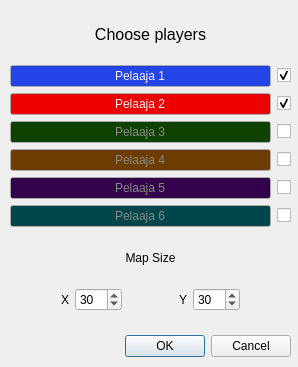
The window that Game/startdialog.ui (Moisiov/TIE-02402_Ohjelmointi_3) describes before a commit, drawn with Qt 5.
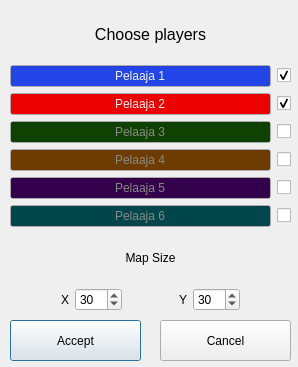
The same window after the commit.

Commit message: Added stylesheet.css for UI styles.

What changed in the file:
```diff
--- a/Game/startdialog.ui
+++ b/Game/startdialog.ui
@@ -13,22 +13,6 @@
   <property name="windowTitle">
    <string>Dialog</string>
   </property>
-  <widget class="QDialogButtonBox" name="buttonBox">
-   <property name="geometry">
-    <rect>
-     <x>90</x>
-     <y>330</y>
-     <width>201</width>
-     <height>32</height>
-    </rect>
-   </property>
-   <property name="orientation">
-    <enum>Qt::Horizontal</enum>
-   </property>
-   <property name="standardButtons">
-    <set>QDialogButtonBox::Cancel|QDialogButtonBox::Ok</set>
-   </property>
-  </widget>
   <widget class="QWidget" name="verticalLayoutWidget">
    <property name="geometry">
     <rect>
@@ -869,6 +853,32 @@
     </item>
    </layout>
   </widget>
+  <widget class="QPushButton" name="acceptBtn">
+   <property name="geometry">
+    <rect>
+     <x>10</x>
+     <y>320</y>
+     <width>131</width>
+     <height>41</height>
+    </rect>
+   </property>
+   <property name="text">
+    <string>Accept</string>
+   </property>
+  </widget>
+  <widget class="QPushButton" name="rejectBtn">
+   <property name="geometry">
+    <rect>
+     <x>160</x>
+     <y>320</y>
+     <width>131</width>
+     <height>41</height>
+    </rect>
+   </property>
+   <property name="text">
+    <string>Cancel</string>
+   </property>
+  </widget>
  </widget>
  <resources/>
  <connections>
```
Left out of the diff: 266 changed lines with no effect on the pictures. The commit also changes 5 other files.
